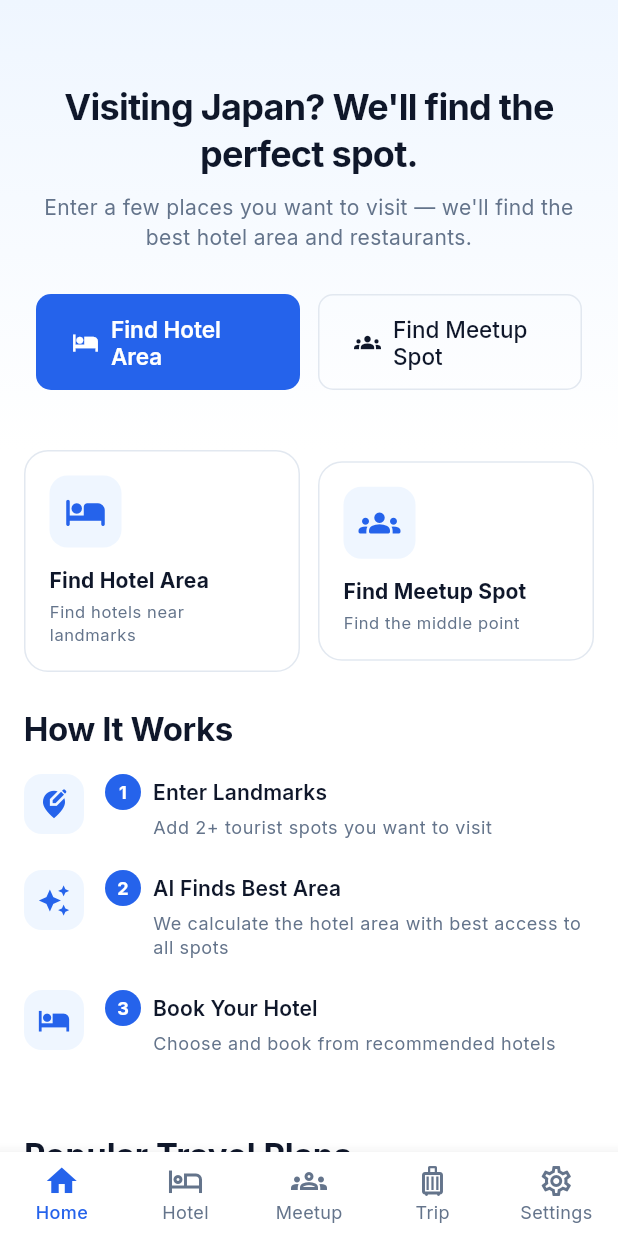
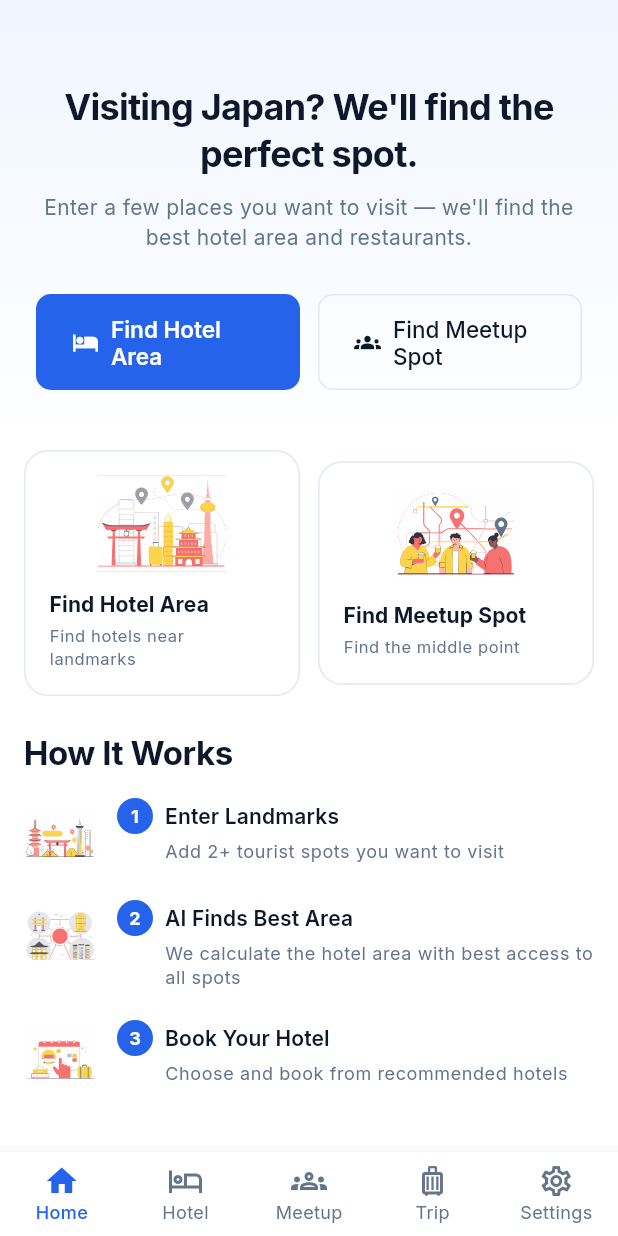
Before and after one commit to limch998-kyo/norigo-app, a Flutter app: the screen it shows after launch, on a phone screen of 412 x 824 dp. Run offline on Flutter 3.47's test engine with Material 3 defaults, Android fonts, the phone set to English and light mode, and no system bars; our stand-ins replace dio, flutter_map, flutter_riverpod, flutter_svg, latlong2, shared_preferences.

Commit message:
fix: restore SVG illustrations with precaching for instant render
- Restore flutter_svg and illustration assets
- Add SVG precaching in main.dart (non-blocking background load)
- Home screen service cards use SVG illustrations again
- How It Works steps use SVG illustrations again
- SVGs are cached before first frame renders, so no visible delay
- Keep lazy tab loading (only active tab built)

Co-Authored-By: Claude Opus 4.6 (1M context) <noreply@anthropic.com>

```diff
--- a/lib/main.dart
+++ b/lib/main.dart
@@ -1,6 +1,7 @@
 import 'dart:ui' as ui;
 import 'package:flutter/material.dart';
 import 'package:flutter_riverpod/flutter_riverpod.dart';
+import 'package:flutter_svg/flutter_svg.dart';
 import 'app.dart';
 import 'providers/app_providers.dart';
 
@@ -12,6 +13,9 @@ void main() {
   final supportedLocales = ['ja', 'ko', 'en', 'zh'];
   final initialLocale = supportedLocales.contains(deviceLocale) ? deviceLocale : 'en';
 
+  // Precache SVGs used on home screen (non-blocking)
+  _precacheSvgs();
+
   runApp(
     ProviderScope(
       overrides: [
@@ -21,3 +25,19 @@ void main() {
     ),
   );
 }
+
+/// Precache home screen SVGs in background so they render instantly
+void _precacheSvgs() {
+  const homeSvgs = [
+    'assets/images/illustrations/service-stay.svg',
+    'assets/images/illustrations/service-meetup.svg',
+    'assets/images/illustrations/stay-step1.svg',
+    'assets/images/illustrations/stay-step2.svg',
+    'assets/images/illustrations/stay-step3.svg',
+  ];
+  for (final path in homeSvgs) {
+    // Load SVG into cache in background (fire-and-forget)
+    final loader = SvgAssetLoader(path);
+    svg.cache.putIfAbsent(loader.cacheKey(null), () => loader.loadBytes(null));
+  }
+}
--- a/lib/screens/home/home_screen.dart
+++ b/lib/screens/home/home_screen.dart
@@ -1,5 +1,6 @@
 import 'package:flutter/material.dart';
 import 'package:flutter_riverpod/flutter_riverpod.dart';
+import 'package:flutter_svg/flutter_svg.dart';
 import '../../l10n/app_localizations.dart';
 import '../../providers/app_providers.dart';
 import '../../providers/stay_provider.dart';
@@ -89,7 +90,7 @@ class HomeScreen extends ConsumerWidget {
               children: [
                 Expanded(
                   child: _ServiceCard(
-                    icon: Icons.hotel_rounded,
+                    svgAsset: 'assets/images/illustrations/service-stay.svg',
                     label: l10n.staySearchTitle,
                     subtitle: locale == 'ja'
                         ? '観光地からホテルを探す'
@@ -102,7 +103,7 @@ class HomeScreen extends ConsumerWidget {
                 const SizedBox(width: 12),
                 Expanded(
                   child: _ServiceCard(
-                    icon: Icons.groups_rounded,
+                    svgAsset: 'assets/images/illustrations/service-meetup.svg',
                     label: l10n.meetupTitle,
                     subtitle: locale == 'ja'
                         ? 'みんなの中間地点'
@@ -197,13 +198,13 @@ class HomeScreen extends ConsumerWidget {
 }
 
 class _ServiceCard extends StatelessWidget {
-  final IconData icon;
+  final String svgAsset;
   final String label;
   final String subtitle;
   final VoidCallback onTap;
 
   const _ServiceCard({
-    required this.icon,
+    required this.svgAsset,
     required this.label,
     required this.subtitle,
     required this.onTap,
@@ -225,13 +226,9 @@ class _ServiceCard extends StatelessWidget {
         child: Column(
           crossAxisAlignment: CrossAxisAlignment.start,
           children: [
-            Container(
-              padding: const EdgeInsets.all(10),
-              decoration: BoxDecoration(
-                color: AppTheme.primaryBg,
-                borderRadius: BorderRadius.circular(12),
-              ),
-              child: Icon(icon, size: 28, color: AppTheme.primary),
+            SizedBox(
+              height: 64,
+              child: SvgPicture.asset(svgAsset, fit: BoxFit.contain),
             ),
             const SizedBox(height: 12),
             Text(
@@ -282,18 +279,13 @@ class _HowItWorks extends StatelessWidget {
             child: Row(
               crossAxisAlignment: CrossAxisAlignment.start,
               children: [
-                // Step number badge
-                Container(
-                  width: 40,
-                  height: 40,
-                  decoration: BoxDecoration(
-                    color: AppTheme.primaryBg,
-                    borderRadius: BorderRadius.circular(12),
-                  ),
-                  child: Icon(
-                    [Icons.edit_location_alt, Icons.auto_awesome, Icons.hotel][i],
-                    size: 22,
-                    color: AppTheme.primary,
+                // Step SVG illustration
+                SizedBox(
+                  width: 48,
+                  height: 48,
+                  child: SvgPicture.asset(
+                    step['illustration']!,
+                    fit: BoxFit.contain,
                   ),
                 ),
                 const SizedBox(width: 14),
@@ -348,21 +340,21 @@ class _HowItWorks extends StatelessWidget {
     switch (locale) {
       case 'ja':
         return [
-          {'title': '観光地を入力', 'desc': '行きたい観光スポットを2つ以上入力'},
-          {'title': 'AIが最適エリアを分析', 'desc': '全スポットへのアクセスが良いホテルエリアを算出'},
-          {'title': 'ホテルを予約', 'desc': 'おすすめエリアからホテルを選んで予約'},
+          {'title': '観光地を入力', 'desc': '行きたい観光スポットを2つ以上入力', 'illustration': 'assets/images/illustrations/stay-step1.svg'},
+          {'title': 'AIが最適エリアを分析', 'desc': '全スポットへのアクセスが良いホテルエリアを算出', 'illustration': 'assets/images/illustrations/stay-step2.svg'},
+          {'title': 'ホテルを予約', 'desc': 'おすすめエリアからホテルを選んで予約', 'illustration': 'assets/images/illustrations/stay-step3.svg'},
         ];
       case 'ko':
         return [
-          {'title': '관광지 입력', 'desc': '가고 싶은 관광지를 2개 이상 입력'},
-          {'title': 'AI가 최적 지역 분석', 'desc': '모든 관광지에 접근하기 좋은 호텔 지역 계산'},
-          {'title': '호텔 예약', 'desc': '추천 지역에서 호텔을 골라 예약'},
+          {'title': '관광지 입력', 'desc': '가고 싶은 관광지를 2개 이상 입력', 'illustration': 'assets/images/illustrations/stay-step1.svg'},
+          {'title': 'AI가 최적 지역 분석', 'desc': '모든 관광지에 접근하기 좋은 호텔 지역 계산', 'illustration': 'assets/images/illustrations/stay-step2.svg'},
+          {'title': '호텔 예약', 'desc': '추천 지역에서 호텔을 골라 예약', 'illustration': 'assets/images/illustrations/stay-step3.svg'},
         ];
       default:
         return [
-          {'title': 'Enter Landmarks', 'desc': 'Add 2+ tourist spots you want to visit'},
-          {'title': 'AI Finds Best Area', 'desc': 'We calculate the hotel area with best access to all spots'},
-          {'title': 'Book Your Hotel', 'desc': 'Choose and book from recommended hotels'},
+          {'title': 'Enter Landmarks', 'desc': 'Add 2+ tourist spots you want to visit', 'illustration': 'assets/images/illustrations/stay-step1.svg'},
+          {'title': 'AI Finds Best Area', 'desc': 'We calculate the hotel area with best access to all spots', 'illustration': 'assets/images/illustrations/stay-step2.svg'},
+          {'title': 'Book Your Hotel', 'desc': 'Choose and book from recommended hotels', 'illustration': 'assets/images/illustrations/stay-step3.svg'},
         ];
     }
   }
--- a/pubspec.yaml
+++ b/pubspec.yaml
@@ -63,6 +63,5 @@ flutter:
         - asset: assets/fonts/Inter.ttf
 
   assets:
+    - assets/images/landmarks/
     - assets/images/illustrations/
-    - assets/images/landmarks/
-    - assets/images/icons/
```
